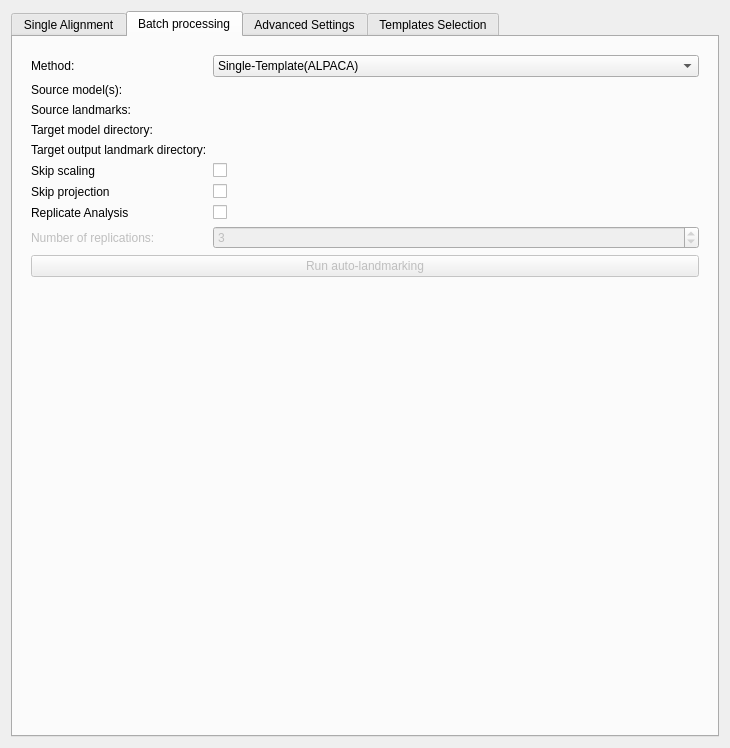
SlicerMorph/SlicerMorph, file ALPACA/Resources/UI/ALPACA.ui: the form before one commit.
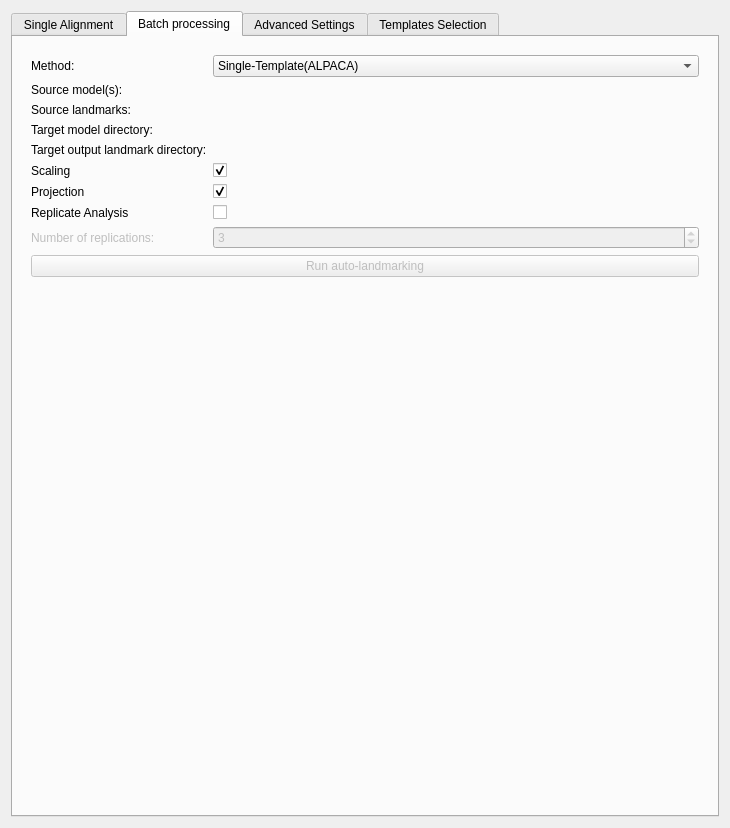
The form after the commit. The open tabs and pages were chosen to show the change. Custom widgets are drawn as their Qt base class.

```diff
--- a/ALPACA/Resources/UI/ALPACA.ui
+++ b/ALPACA/Resources/UI/ALPACA.ui
@@ -7,7 +7,7 @@
     <x>0</x>
     <y>0</y>
     <width>730</width>
-    <height>743</height>
+    <height>828</height>
    </rect>
   </property>
   <layout class="QVBoxLayout" name="verticalLayout">
@@ -503,28 +503,34 @@
           <item row="6" column="0">
            <widget class="QLabel" name="skipScalingMultiCheckBoxLabel">
             <property name="text">
-             <string>Skip scaling</string>
+             <string>Scaling</string>
             </property>
            </widget>
           </item>
           <item row="6" column="1">
            <widget class="QCheckBox" name="skipScalingMultiCheckBox">
             <property name="toolTip">
-             <string>If checked, ALPACA will skip scaling during the alignment.</string>
+             <string>If checked, ALPACA will include scaling during the alignment.</string>
+            </property>
+            <property name="checked">
+             <bool>true</bool>
             </property>
            </widget>
           </item>
           <item row="7" column="0">
            <widget class="QLabel" name="skipProjectionCheckBoxMultiLabel">
             <property name="text">
-             <string>Skip projection</string>
+             <string>Projection</string>
             </property>
            </widget>
           </item>
           <item row="7" column="1">
            <widget class="QCheckBox" name="skipProjectionCheckBoxMulti">
             <property name="toolTip">
-             <string>If checked, ALPACA will skip final refinement step placing landmarks on the target surface.</string>
+             <string>If checked, ALPACA will include final refinement step placing landmarks on the target surface.</string>
+            </property>
+            <property name="checked">
+             <bool>true</bool>
             </property>
            </widget>
           </item>
```
Left out of the diff: 12 changed lines with no effect on the pictures.
